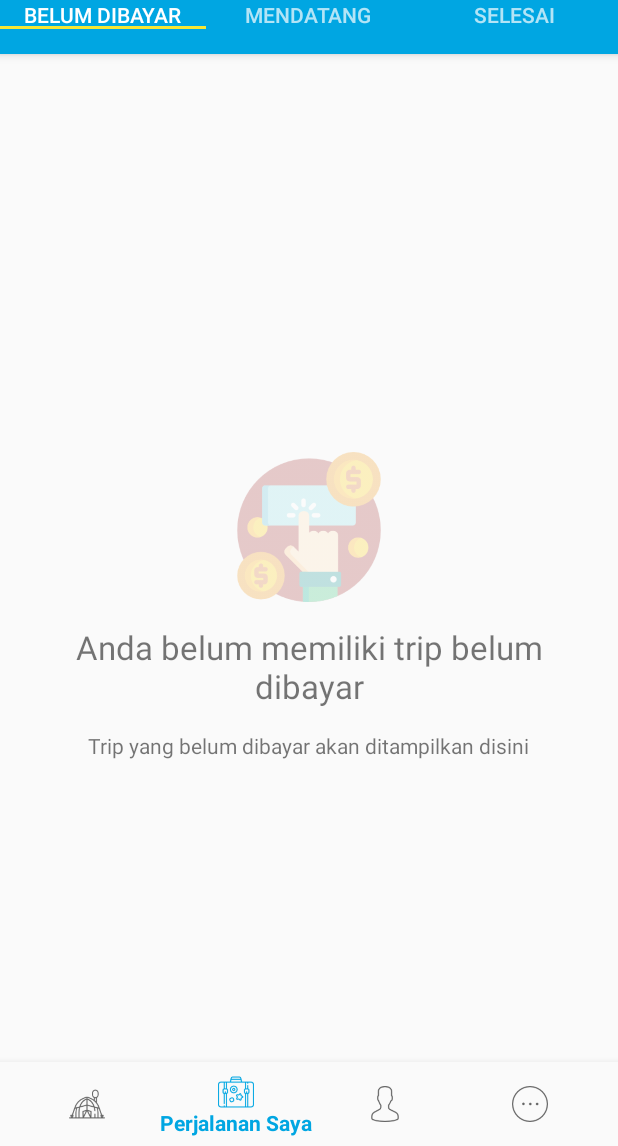
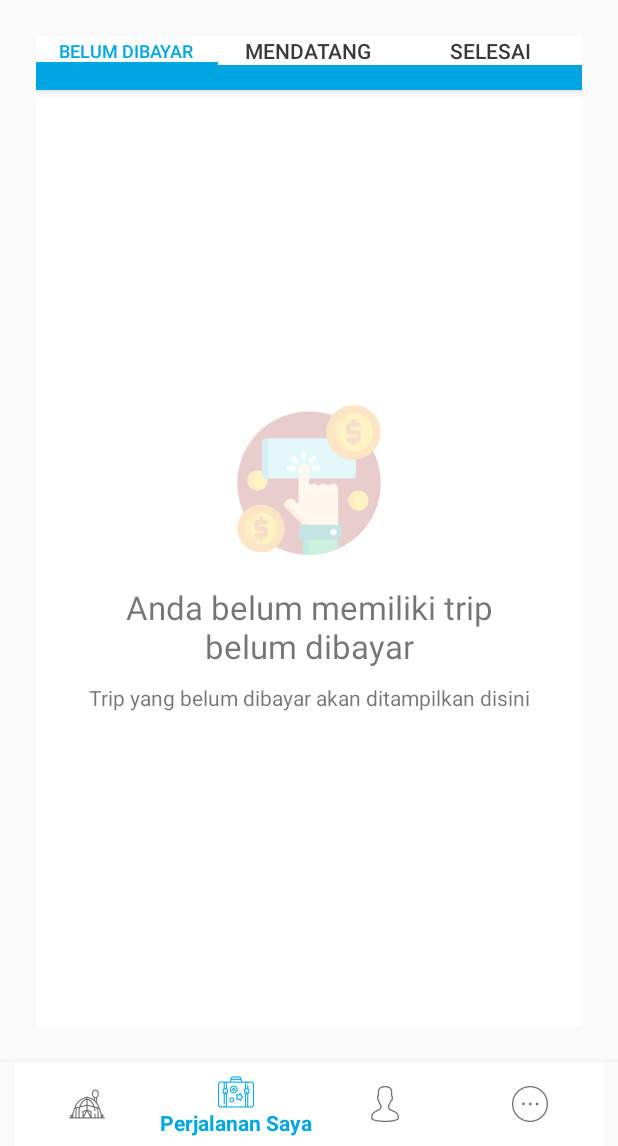
Before and after one commit to rrdea/metris, an Android app: the screen it shows after launch (HomeActivity), item 2 of the bottom bar chosen, on a phone screen of 412 x 824 dp, the part 90-1236 px from its top. Run offline under Robolectric (Android 15) with nearby library versions, the light colour scheme and no system bars.

Commit message:
mytrips tab improved

```diff
--- a/android/app/src/main/res/layout/activity_home.xml
+++ b/android/app/src/main/res/layout/activity_home.xml
@@ -51,6 +51,7 @@
     </FrameLayout>
 
     <android.support.design.widget.BottomNavigationView
+        app:itemBackground="@color/white"
         android:id="@+id/navigation"
         android:layout_width="0dp"
         android:layout_height="wrap_content"
--- a/android/app/src/main/res/layout/fragment_mytrips.xml
+++ b/android/app/src/main/res/layout/fragment_mytrips.xml
@@ -4,6 +4,18 @@
     xmlns:tools="http://schemas.android.com/tools"
     android:layout_width="match_parent"
     android:layout_height="match_parent">
+
+    <android.support.constraint.ConstraintLayout
+        android:layout_width="match_parent"
+        android:layout_height="match_parent"
+        android:layout_marginBottom="80dp"
+        android:layout_marginEnd="24dp"
+        android:layout_marginStart="24dp"
+        android:layout_marginTop="24dp"
+        app:layout_constraintBottom_toBottomOf="parent"
+        app:layout_constraintEnd_toEndOf="parent"
+        app:layout_constraintStart_toStartOf="parent"
+        app:layout_constraintTop_toTopOf="parent">
 
         <android.support.design.widget.AppBarLayout
             android:id="@+id/appBarLayout"
@@ -26,7 +38,11 @@
             <android.support.design.widget.TabLayout
                 android:id="@+id/tabLayout"
                 android:layout_width="match_parent"
-            android:layout_height="wrap_content" />
+                android:layout_height="wrap_content"
+                android:background="@color/white"
+                app:tabIndicatorColor="@color/blueText"
+                app:tabSelectedTextColor="@color/blueText"
+                app:tabTextColor="@color/defaultText" />
 
         </android.support.design.widget.AppBarLayout>
 
@@ -34,6 +50,7 @@
             android:id="@+id/viewpager"
             android:layout_width="0dp"
             android:layout_height="0dp"
+            android:background="@color/white"
             app:layout_behavior="@string/appbar_scrolling_view_behavior"
             app:layout_constraintBottom_toBottomOf="parent"
             app:layout_constraintLeft_toLeftOf="parent"
@@ -41,3 +58,7 @@
             app:layout_constraintTop_toBottomOf="@+id/appBarLayout" />
 
     </android.support.constraint.ConstraintLayout>
+
+
+
+</android.support.constraint.ConstraintLayout>
--- a/android/app/src/main/res/layout/fragment_topay.xml
+++ b/android/app/src/main/res/layout/fragment_topay.xml
@@ -3,52 +3,50 @@
     xmlns:app="http://schemas.android.com/apk/res-auto"
     xmlns:tools="http://schemas.android.com/tools"
     android:layout_width="match_parent"
-    android:layout_height="match_parent"
-    android:gravity="center"
-    android:orientation="vertical">
+    android:layout_height="match_parent">
 
     <!--<android.support.v7.widget.RecyclerView-->
-        <!--android:id="@+id/topay_recyclerview"-->
-        <!--android:layout_width="match_parent"-->
-        <!--android:layout_height="match_parent"-->
-        <!--android:visibility="invisible">-->
+    <!--android:id="@+id/topay_recyclerview"-->
+    <!--android:layout_width="match_parent"-->
+    <!--android:layout_height="match_parent"-->
+    <!--android:visibility="invisible">-->
 
     <!--</android.support.v7.widget.RecyclerView>-->
 
     <LinearLayout
-        android:layout_width="373dp"
-        android:layout_height="match_parent"
-        android:layout_marginEnd="8dp"
-        android:layout_marginStart="8dp"
+        android:layout_width="match_parent"
+        android:layout_height="wrap_content"
+        android:layout_marginBottom="8dp"
+        android:layout_marginEnd="32dp"
+        android:layout_marginStart="32dp"
         android:layout_marginTop="8dp"
         android:gravity="center"
         android:orientation="vertical"
+        app:layout_constraintBottom_toBottomOf="parent"
         app:layout_constraintEnd_toEndOf="parent"
         app:layout_constraintStart_toStartOf="parent"
         app:layout_constraintTop_toTopOf="parent">
 
         <ImageView
+            android:id="@+id/imageView2"
             android:layout_width="100dp"
             android:layout_height="100dp"
+            android:layout_marginBottom="20dp"
             android:alpha=".25"
             android:src="@drawable/ic_topay" />
 
         <TextView
-            android:layout_width="wrap_content"
+            android:id="@+id/textView"
+            android:layout_width="match_parent"
             android:layout_height="wrap_content"
-            android:layout_marginEnd="30dp"
-            android:layout_marginStart="30dp"
-            android:layout_marginTop="15dp"
+            android:layout_marginBottom="10dp"
             android:text="@string/topay_title"
             android:textAlignment="center"
             android:textSize="10pt" />
 
         <TextView
-            android:layout_width="wrap_content"
+            android:layout_width="match_parent"
             android:layout_height="wrap_content"
-            android:layout_marginEnd="30dp"
-            android:layout_marginStart="30dp"
-            android:layout_marginTop="15dp"
             android:text="@string/topay_subtitle"
             android:textAlignment="center" />
 
```
Also changed, not shown: android/app/src/main/res/layout/fragment_completed.xml (+17 -20 lines), android/app/src/main/res/layout/fragment_upcoming.xml (+17 -19 lines). Lines whose indentation alone changed are shown as unchanged.
